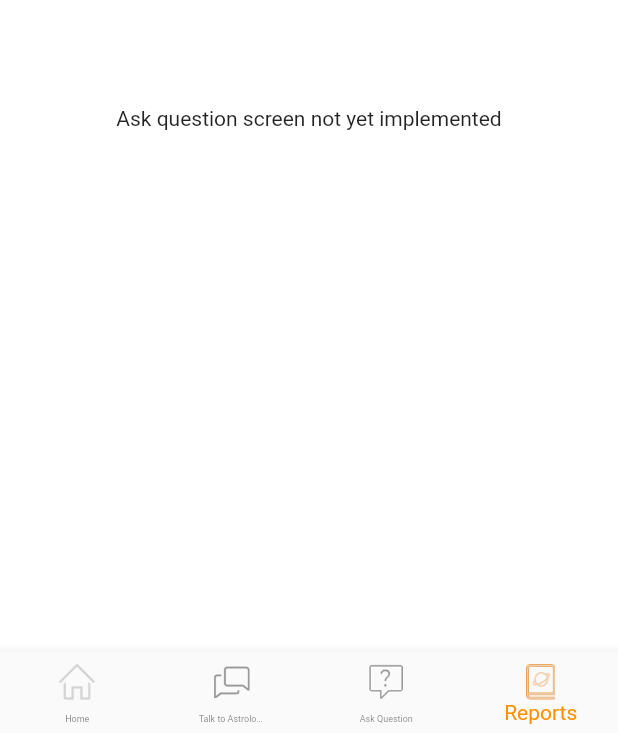
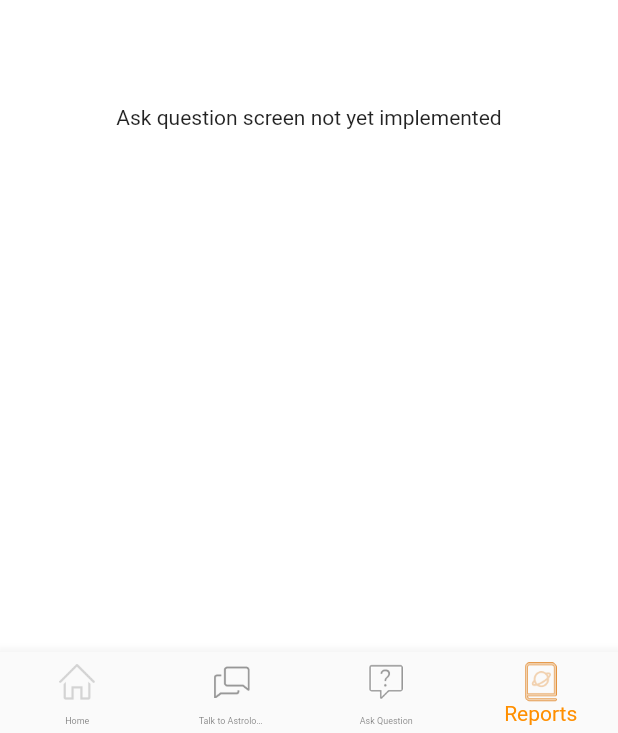
Before and after one commit to amanv8060/astrotak-assignment, a Flutter app: the screen it shows after launch, item 4 of the bottom bar chosen, on a phone screen of 412 x 824 dp. Shown: the part 500-1233 px from the top of the screen. Run offline on Flutter 3.47's test engine with Material 2 defaults, Android fonts, the phone set to English and light mode, and no system bars; our stand-ins replace cached_network_image, dio, equatable, flutter_dotenv, flutter_typeahead, fluttertoast and 3 more; missing offline and left inert: dio_smart_retry.

```diff
--- a/lib/provider/main_screen_provider.dart
+++ b/lib/provider/main_screen_provider.dart
@@ -1,7 +1,7 @@
 import 'package:flutter/widgets.dart';
 
 class MainScreenProvider extends ChangeNotifier {
-  int pageIndex = 0;
+  int pageIndex = 1;
 
   update(int index) {
     pageIndex = index;
--- a/lib/repository/agent_repository.dart
+++ b/lib/repository/agent_repository.dart
@@ -4,7 +4,7 @@ import 'package:app/utils/network/request_helper.dart';
 /// Repository to make agent related api calls
 class AgentRepository {
   Future<ApiResponse> getAgentList(Map<String, dynamic> queryParams) async {
-    return RequestHelper.callAPI(RequestType.GET, '/agent/all/', 200,
+    return RequestHelper.callAPI(RequestType.GET, '/agent/all', 200,
         queryParams: queryParams);
   }
 }
--- a/lib/screens/mainscreen/main_screen.dart
+++ b/lib/screens/mainscreen/main_screen.dart
@@ -4,7 +4,7 @@ import 'package:app/screens/mainscreen/widgets/app_bar.dart';
 import 'package:app/screens/mainscreen/widgets/bottom_navigation_items.dart';
 import 'package:app/screens/panchang/panchang_screen.dart';
 import 'package:app/screens/reports/reports.dart';
-import 'package:app/screens/talktoastro/talk_to_astro_screen.dart';
+import 'package:app/screens/talktoastrologer/talk_to_astro_screen.dart';
 import 'package:app/utils/size_config.dart';
 import 'package:flutter/material.dart';
 import 'package:provider/provider.dart';
@@ -22,7 +22,7 @@ class _MainScreenState extends State<MainScreen> {
   //declaring classes
   final List<Widget> _pages = const [
     PanchangScreen(),
-    TalkToAstro(),
+    TalkToAstrologer(),
     Reports(),
     AskQuestion()
   ];
--- a/lib/screens/mainscreen/widgets/bottom_navigation_items.dart
+++ b/lib/screens/mainscreen/widgets/bottom_navigation_items.dart
@@ -1,3 +1,4 @@
+import 'package:app/utils/size_config.dart';
 import 'package:app/utils/theme/app_theme.dart';
 import 'package:flutter/cupertino.dart';
 
@@ -6,14 +7,14 @@ List<BottomNavigationBarItem> getBottomNavBarItems() {
     BottomNavigationBarItem(
       icon: Image.asset(
         "assets/home.png",
-        width: 24,
-        height: 24,
+        width: SizeConfig.fitToWidth(24),
+        height: SizeConfig.fitToHeight(24),
         color: AppTheme.greyColor,
       ),
       activeIcon: Image.asset(
         "assets/home.png",
-        width: 24,
-        height: 24,
+        width: SizeConfig.fitToWidth(24),
+        height: SizeConfig.fitToHeight(24),
         color: AppTheme.primaryColor,
       ),
       label: "Home",
@@ -21,13 +22,13 @@ List<BottomNavigationBarItem> getBottomNavBarItems() {
     BottomNavigationBarItem(
       icon: Image.asset(
         "assets/talk.png",
-        width: 24,
-        height: 24,
+        width: SizeConfig.fitToWidth(24),
+        height: SizeConfig.fitToHeight(24),
       ),
       activeIcon: Image.asset(
         "assets/talk.png",
-        width: 24,
-        height: 24,
+        width: SizeConfig.fitToWidth(24),
+        height: SizeConfig.fitToHeight(24),
         color: AppTheme.primaryColor,
       ),
       label: 'Talk to Astrologer',
@@ -35,13 +36,13 @@ List<BottomNavigationBarItem> getBottomNavBarItems() {
     BottomNavigationBarItem(
       icon: Image.asset(
         "assets/ask.png",
-        width: 24,
-        height: 24,
+        width: SizeConfig.fitToWidth(24),
+        height: SizeConfig.fitToHeight(24),
       ),
       activeIcon: Image.asset(
         "assets/ask.png",
-        width: 24,
-        height: 24,
+        width: SizeConfig.fitToWidth(24),
+        height: SizeConfig.fitToHeight(24),
         color: AppTheme.primaryColor,
       ),
       label: 'Ask Question',
@@ -49,13 +50,13 @@ List<BottomNavigationBarItem> getBottomNavBarItems() {
     BottomNavigationBarItem(
       icon: Image.asset(
         "assets/reports.png",
-        width: 24,
-        height: 24,
+        width: SizeConfig.fitToWidth(24),
+        height: SizeConfig.fitToHeight(24),
       ),
       activeIcon: Image.asset(
         "assets/reports.png",
-        width: 24,
-        height: 24,
+        width: SizeConfig.fitToWidth(24),
+        height: SizeConfig.fitToHeight(24),
         color: AppTheme.primaryColor,
       ),
       label: 'Reports',
--- /dev/null
+++ b/lib/screens/talktoastrologer/functions/agent_language.dart
@@ -0,0 +1,6 @@
+import 'package:app/models/agent/language.dart';
+
+///Return the [Agent] [Language] in form of String
+String getLanguagesAsString(List<Language> languages) {
+  return languages.map((e) => e.name).toList().join(', ');
+}
--- a/lib/utils/size_config.dart
+++ b/lib/utils/size_config.dart
@@ -1,5 +1,4 @@
 import 'package:flutter/material.dart';
-
 
 class SizeConfig {
   //ignore: constant_identifier_names
--- a/pubspec.yaml
+++ b/pubspec.yaml
@@ -43,6 +43,7 @@ dependencies:
   provider: ^6.0.1
   flutter_typeahead: ^3.2.4
   lottie: ^1.2.1
+  popup_widget: ^0.1.3
 
 dev_dependencies:
   flutter_lints: ^1.0.0
```
Also changed, not shown: lib/models/agent.dart (+9 -7 lines), lib/provider/agent_provider.dart (+7 -1 lines), lib/screens/talktoastro/talk_to_astro_screen.dart (deleted, +0 -17 lines), lib/screens/talktoastro/widgets/agent_card.dart (deleted, +0 -60 lines), lib/screens/talktoastro/widgets/search_field.dart (deleted, +0 -87 lines), lib/screens/talktoastrologer/talk_to_astro_screen.dart (added, +36 -0 lines), lib/screens/talktoastrologer/widgets/agent_card.dart (added, +149 -0 lines), lib/screens/talktoastrologer/widgets/talk_to_astrologer_body.dart (added, +54 -0 lines), lib/screens/talktoastrologer/widgets/talk_to_astrologer_header.dart (added, +138 -0 lines), lib/screens/talktoastro/widgets/agent_screen_body.dart (deleted), lib/screens/talktoastrologer/functions/agent_skills.dart (renamed from lib/screens/talktoastro/functions/agent_skills.dart), pubspec.lock.
